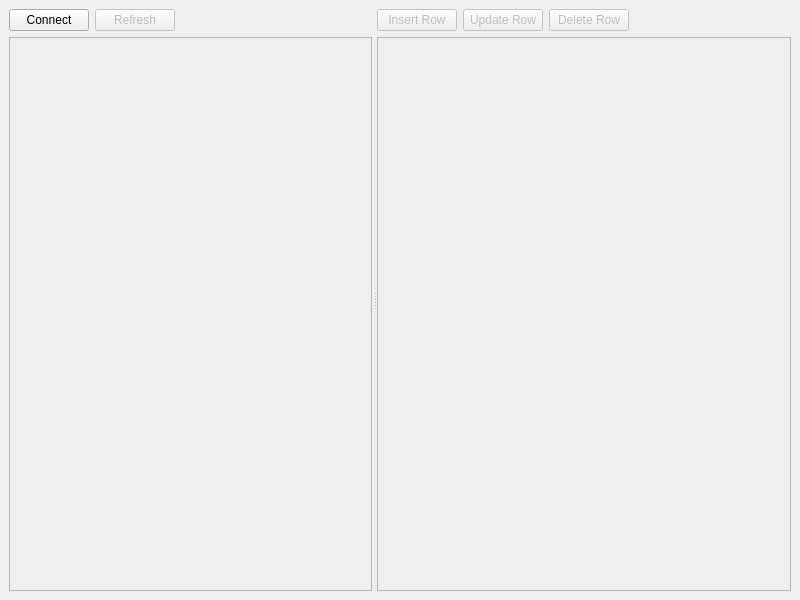
First picture: the form in forms/main_window.ui, repository sukhininvk/DatabaseApp, before the edit.
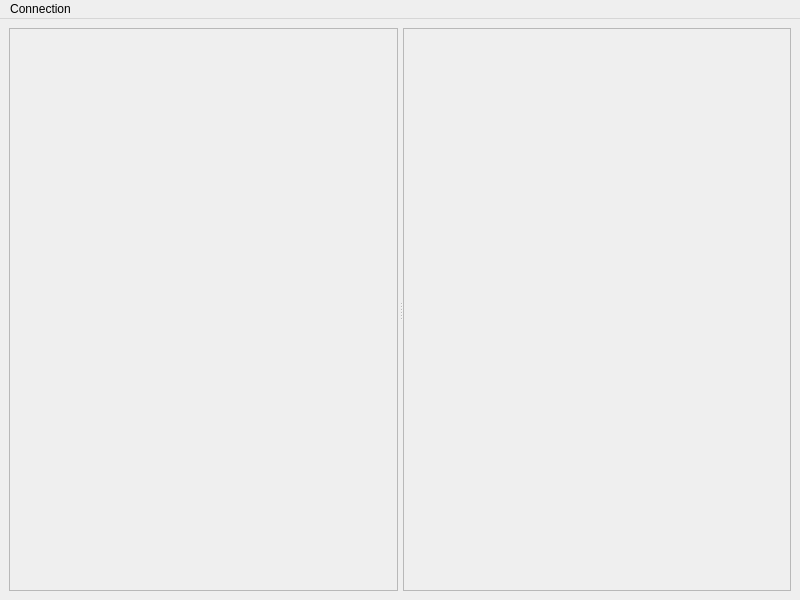
Second picture: the form after the edit.

Commit message: All buttons in main_window have been moved to the MenuBar.

```diff
--- a/forms/main_window.ui
+++ b/forms/main_window.ui
@@ -37,40 +37,6 @@
       </property>
       <widget class="QWidget" name="verticalLayoutWidget">
        <layout class="QVBoxLayout" name="leftLayout">
-        <item>
-         <layout class="QHBoxLayout" name="upperLeftLayout">
-          <item>
-           <widget class="QPushButton" name="connectButton">
-            <property name="text">
-             <string>Connect</string>
-            </property>
-           </widget>
-          </item>
-          <item>
-           <widget class="QPushButton" name="refreshButton">
-            <property name="enabled">
-             <bool>false</bool>
-            </property>
-            <property name="text">
-             <string>Refresh</string>
-            </property>
-           </widget>
-          </item>
-          <item>
-           <spacer name="horizontalSpacer">
-            <property name="orientation">
-             <enum>Qt::Orientation::Horizontal</enum>
-            </property>
-            <property name="sizeHint" stdset="0">
-             <size>
-              <width>40</width>
-              <height>20</height>
-             </size>
-            </property>
-           </spacer>
-          </item>
-         </layout>
-        </item>
         <item>
          <widget class="QTreeView" name="treeView">
           <property name="enabled">
@@ -89,57 +55,16 @@
       <widget class="QWidget" name="verticalLayoutWidget_2">
        <layout class="QVBoxLayout" name="rightLayout">
         <item>
-         <layout class="QHBoxLayout" name="upperRightLayout">
-          <item>
-           <widget class="QPushButton" name="insertRowButton">
-            <property name="enabled">
-             <bool>false</bool>
-            </property>
-            <property name="text">
-             <string>Insert Row</string>
-            </property>
-           </widget>
-          </item>
-          <item>
-           <widget class="QPushButton" name="updateRowButton">
-            <property name="enabled">
-             <bool>false</bool>
-            </property>
-            <property name="text">
-             <string>Update Row</string>
-            </property>
-           </widget>
-          </item>
-          <item>
-           <widget class="QPushButton" name="deleteRowButton">
-            <property name="enabled">
-             <bool>false</bool>
-            </property>
-            <property name="text">
-             <string>Delete Row</string>
-            </property>
-           </widget>
-          </item>
-          <item>
-           <spacer name="horizontalSpacer_2">
-            <property name="orientation">
-             <enum>Qt::Orientation::Horizontal</enum>
-            </property>
-            <property name="sizeHint" stdset="0">
-             <size>
-              <width>40</width>
-              <height>20</height>
-             </size>
-            </property>
-           </spacer>
-          </item>
-         </layout>
-        </item>
-        <item>
-         <widget class="QTableView" name="tableView">
+         <widget class="QTableWidget" name="tableWidget">
           <property name="enabled">
            <bool>false</bool>
           </property>
+          <property name="sizePolicy">
+           <sizepolicy hsizetype="Expanding" vsizetype="Expanding">
+            <horstretch>0</horstretch>
+            <verstretch>0</verstretch>
+           </sizepolicy>
+          </property>
          </widget>
         </item>
        </layout>
@@ -148,6 +73,54 @@
     </item>
    </layout>
   </widget>
+  <widget class="QMenuBar" name="menuBar">
+   <property name="geometry">
+    <rect>
+     <x>0</x>
+     <y>0</y>
+     <width>800</width>
+     <height>33</height>
+    </rect>
+   </property>
+   <widget class="QMenu" name="menuDatabase">
+    <property name="title">
+     <string>Connection</string>
+    </property>
+    <addaction name="actionConnect"/>
+    <addaction name="actionFetch"/>
+    <addaction name="actionDisconnect"/>
+   </widget>
+   <addaction name="menuDatabase"/>
+  </widget>
+  <action name="actionConnect">
+   <property name="text">
+    <string>Connect to Server</string>
+   </property>
+  </action>
+  <action name="actionFetch">
+   <property name="enabled">
+    <bool>false</bool>
+   </property>
+   <property name="text">
+    <string>Fetch Databases</string>
+   </property>
+  </action>
+  <action name="actionDisconnect">
+   <property name="enabled">
+    <bool>false</bool>
+   </property>
+   <property name="text">
+    <string>Disconnect</string>
+   </property>
+  </action>
+  <action name="actionDeleteRow">
+   <property name="enabled">
+    <bool>false</bool>
+   </property>
+   <property name="text">
+    <string>Delete Row</string>
+   </property>
+  </action>
  </widget>
  <resources/>
  <connections/>
```
The commit also changes 4 other files.
